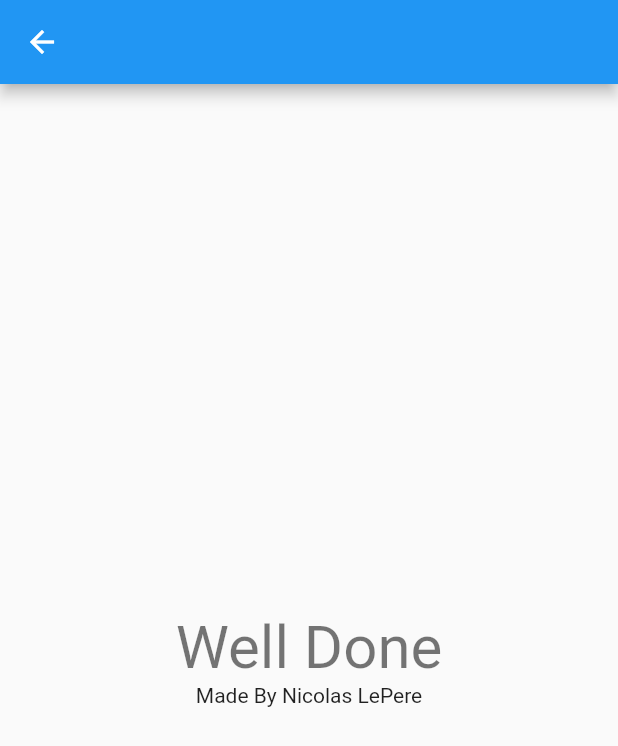
After one commit to Josh-JB/usb-checkout-system, a Flutter app: the EasterEggEndPage screen opened directly, on a phone screen of 412 x 824 dp. The commit adds this screen. Shown: the top 746 px of the screen. Run offline on Flutter 3.47's test engine with Material 2 defaults, Android fonts, the phone set to English and light mode, and no system bars; our stand-ins replace flutter_form_builder.

Commit message:
finished up on easter egg

```diff
--- /dev/null
+++ b/lib/EasterEgg/EasterEgg_end.dart
@@ -0,0 +1,32 @@
+import 'package:flutter/material.dart';
+import 'package:flutter/src/widgets/framework.dart';
+import 'package:flutter/src/widgets/placeholder.dart';
+
+class EasterEggEndPage extends StatefulWidget {
+  const EasterEggEndPage({super.key});
+
+  @override
+  State<EasterEggEndPage> createState() => _EasterEggEndPageState();
+}
+
+class _EasterEggEndPageState extends State<EasterEggEndPage> {
+  @override
+  Widget build(BuildContext context) {
+    return Scaffold(
+      appBar: AppBar(
+        title: const Text(''),
+      ),
+      body: Center(
+          child: Column(
+        mainAxisAlignment: MainAxisAlignment.center,
+        children: [
+          Text(
+            'Well Done',
+            style: Theme.of(context).textTheme.headlineLarge,
+          ),
+          const Text('Made By Nicolas LePere')
+        ],
+      )),
+    );
+  }
+}
--- a/lib/main.dart
+++ b/lib/main.dart
@@ -1,5 +1,5 @@
 import 'package:flutter/material.dart';
-import 'package:usb_checkout_system/Easter_Egg.dart';
+import 'package:usb_checkout_system/EasterEgg/Easter_Egg.dart';
 import 'package:usb_checkout_system/Hammond/PickPeriod.dart';
 import 'package:usb_checkout_system/Reed/PickPeriod.dart';
 
@@ -44,7 +44,7 @@ class _MyHomePageState extends State<MyHomePage> {
 
   void _goToEasterPage() {
     Navigator.of(context)
-        .push(MaterialPageRoute(builder: (context) => const text()));
+        .push(MaterialPageRoute(builder: (context) => const EasterEgg()));
   }
 
   @override
```
Also changed, not shown: lib/EasterEgg/Easter_Egg.dart (renamed from lib/Easter_Egg.dart, +34 -13 lines).
